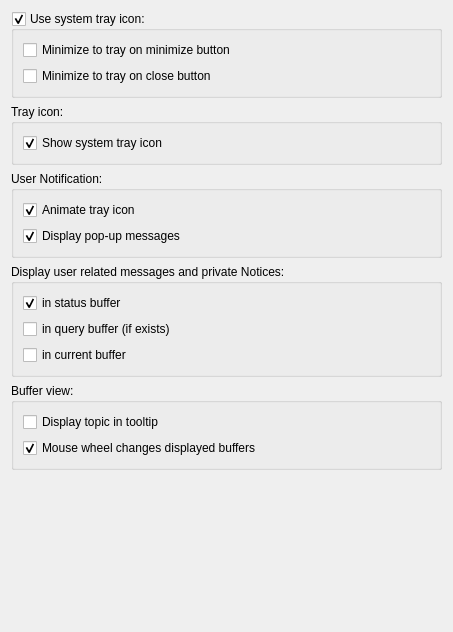
First picture: the form in src/qtui/settingspages/generalsettingspage.ui, repository quassel/quassel, before the edit.
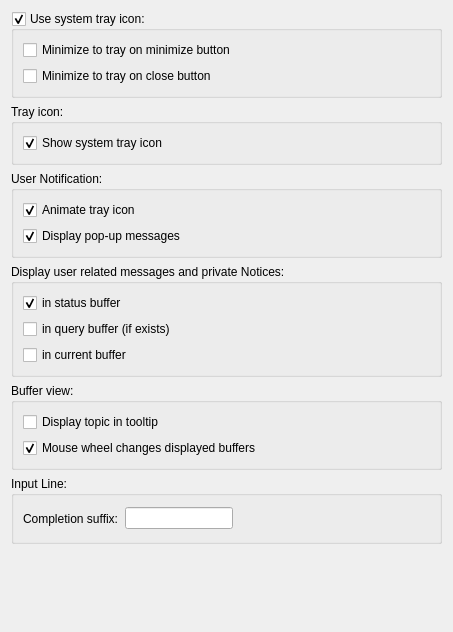
Second picture: the form after the edit.

Commit message: Make completion suffix configurable. Fixes BR130

Patch:
```diff
--- a/src/qtui/settingspages/generalsettingspage.ui
+++ b/src/qtui/settingspages/generalsettingspage.ui
@@ -12,7 +12,7 @@
   <property name="windowTitle" >
    <string>Form</string>
   </property>
-  <layout class="QVBoxLayout" >
+  <layout class="QVBoxLayout" name="verticalLayout_2" >
    <item>
     <widget class="QGroupBox" name="useSystemTrayIcon" >
      <property name="title" >
@@ -155,6 +155,55 @@
      </layout>
     </widget>
    </item>
+   <item>
+    <widget class="QGroupBox" name="inputLineGroup" >
+     <property name="toolTip" >
+      <string>The suffix appended to a nick on completion via TAB. Default is ": "</string>
+     </property>
+     <property name="title" >
+      <string>Input Line:</string>
+     </property>
+     <layout class="QVBoxLayout" name="verticalLayout" >
+      <item>
+       <layout class="QHBoxLayout" name="horizontalLayout" >
+        <item>
+         <widget class="QLabel" name="completionSuffixDesc" >
+          <property name="text" >
+           <string>Completion suffix:</string>
+          </property>
+         </widget>
+        </item>
+        <item>
+         <widget class="QLineEdit" name="completionSuffix" >
+          <property name="sizePolicy" >
+           <sizepolicy vsizetype="Fixed" hsizetype="Preferred" >
+            <horstretch>0</horstretch>
+            <verstretch>0</verstretch>
+           </sizepolicy>
+          </property>
+         </widget>
+        </item>
+        <item>
+         <spacer name="horizontalSpacer" >
+          <property name="orientation" >
+           <enum>Qt::Horizontal</enum>
+          </property>
+          <property name="sizeType" >
+           <enum>QSizePolicy::MinimumExpanding</enum>
+          </property>
+          <property name="sizeHint" stdset="0" >
+           <size>
+            <width>157</width>
+            <height>27</height>
+           </size>
+          </property>
+         </spacer>
+        </item>
+       </layout>
+      </item>
+     </layout>
+    </widget>
+   </item>
    <item>
     <spacer>
      <property name="orientation" >
```
Left out of the diff: 2 changed lines with no effect on the pictures. The commit also changes 2 other files.
